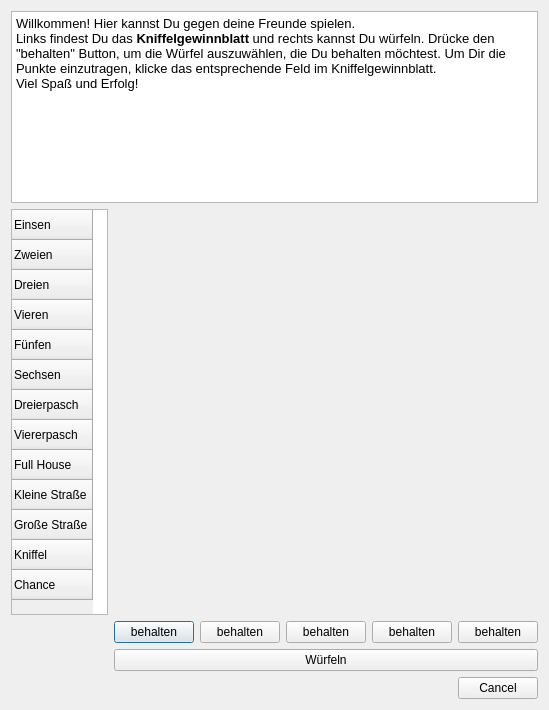
The window that spielmodusmultidialog.ui (michelfiedler/Kniffel.mrai) describes before a commit, drawn with Qt 5.
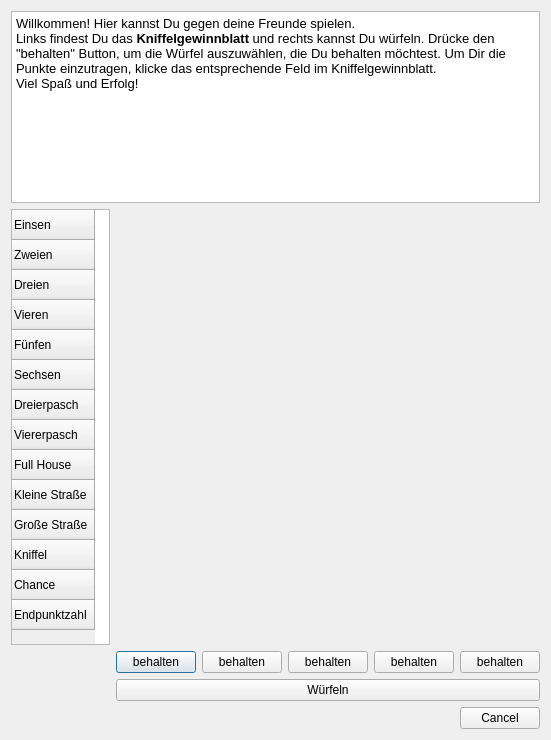
The same window after the commit.

Commit message: Gewinnblatt Multiplayer Zeile für Punkteauswertung hinzugefügt

```diff
--- a/spielmodusmultidialog.ui
+++ b/spielmodusmultidialog.ui
@@ -109,6 +109,11 @@
        <string>Chance</string>
       </property>
      </row>
+     <row>
+      <property name="text">
+       <string>Endpunktzahl</string>
+      </property>
+     </row>
     </widget>
    </item>
    <item row="1" column="1">
```
